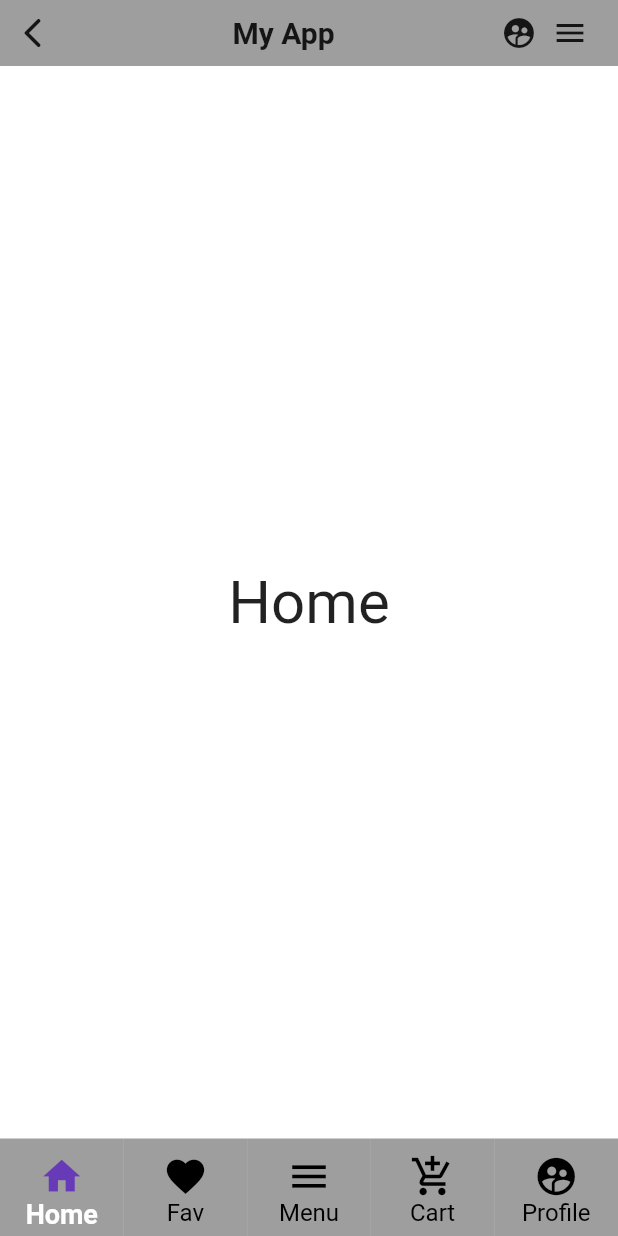
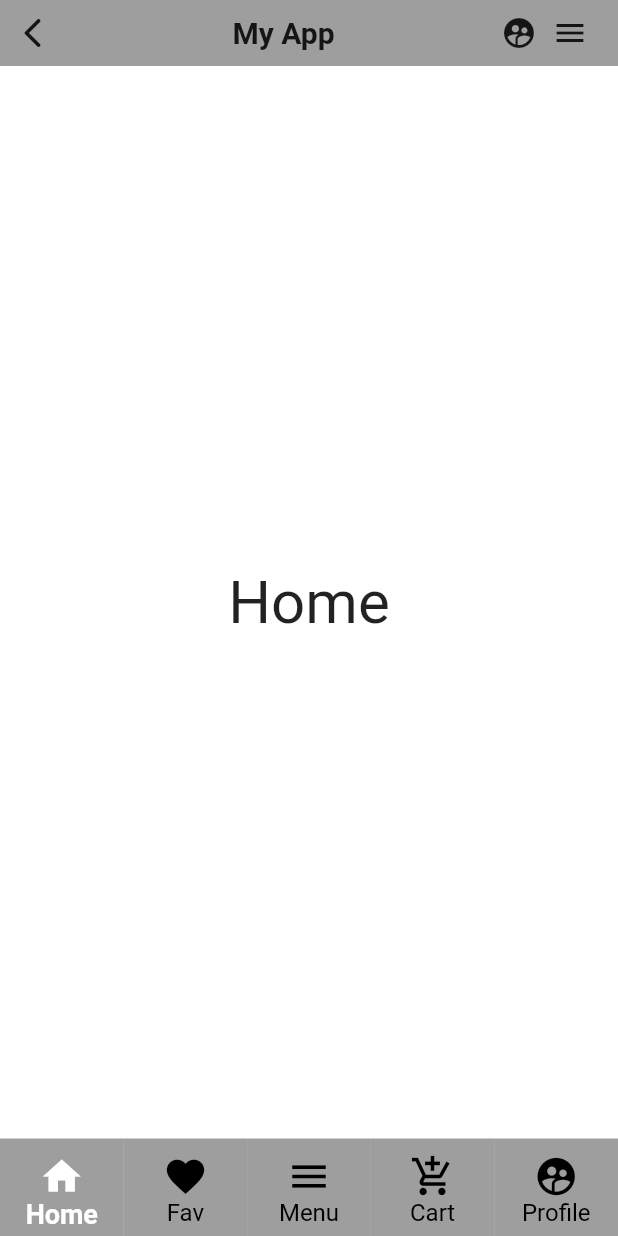
Before and after one commit to patelmeet341993/batch_21_firstproject, a Flutter app: the screen it shows after launch, on a phone screen of 412 x 824 dp. Run offline on Flutter 3.47's test engine with Material 2 defaults, Android fonts, the phone set to English and light mode, and no system bars.

Commit message:
minor change

```diff
--- a/lib/home_page.dart
+++ b/lib/home_page.dart
@@ -99,7 +99,7 @@ class _HomePageState extends State<HomePage> {
               Icon(
                 icon,
                 size: 30,
-                  color: title==text?Colors.deepPurple:Colors.black
+                  color: title==text?Colors.white:Colors.black
               ),
               Text(title,style: TextStyle(
                 color: title==text?Colors.white:Colors.black,
```
